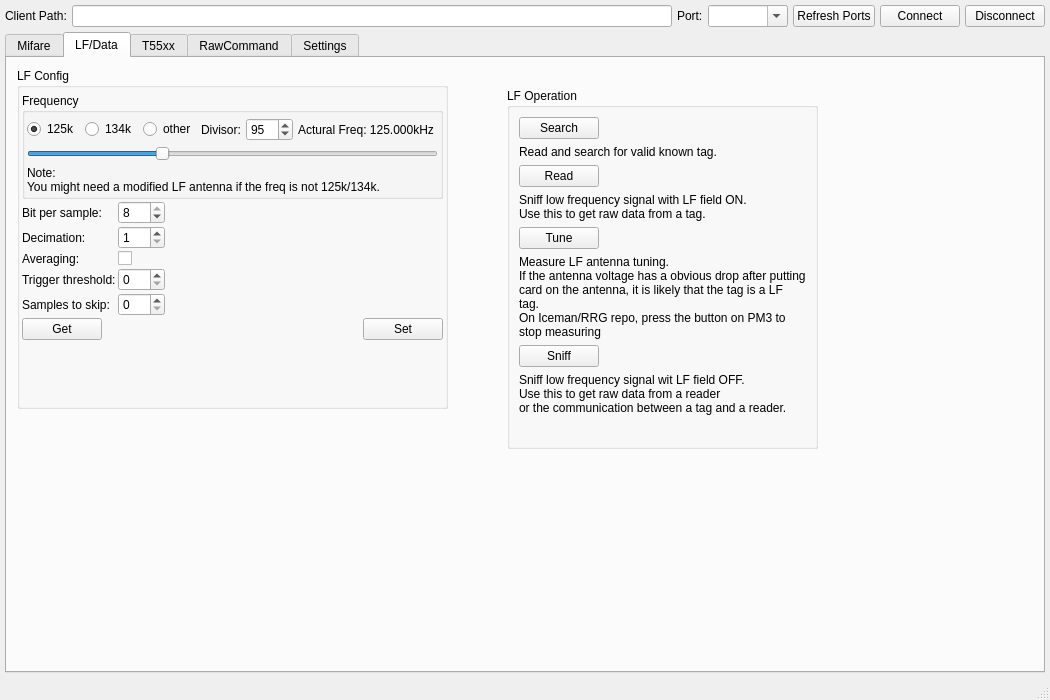
Above: ui/mainwindow.ui from wh201906/Proxmark3GUI before the change. Below: the same form after it.
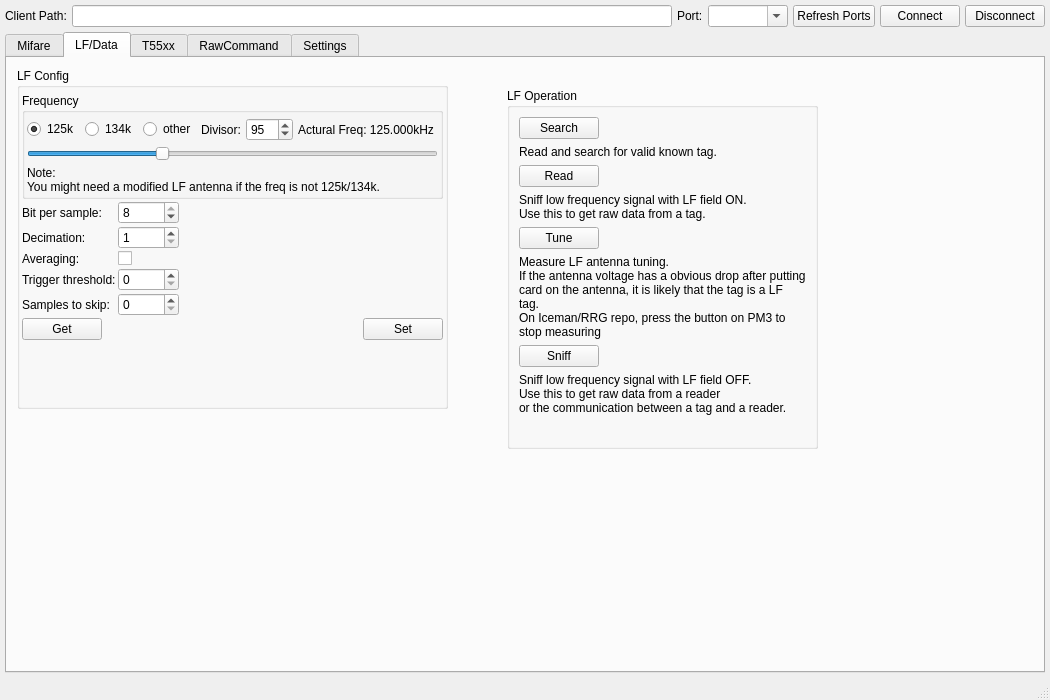
That is the form after the change. The open tabs and pages were chosen to show the change.

What changed in the file:
```diff
--- a/ui/mainwindow.ui
+++ b/ui/mainwindow.ui
@@ -1442,7 +1442,11 @@
               </widget>
              </item>
              <item row="4" column="1">
-              <widget class="QSpinBox" name="LF_Conf_skipsBox"/>
+              <widget class="QSpinBox" name="LF_Conf_skipsBox">
+               <property name="maximum">
+                <number>65535</number>
+               </property>
+              </widget>
              </item>
              <item row="0" column="1">
               <widget class="QSpinBox" name="LF_Conf_bitRateBox">
@@ -1689,7 +1693,7 @@
          <item>
           <widget class="QLabel" name="label_27">
            <property name="text">
-            <string>Sniff low frequency signal wit LF field OFF.
+            <string>Sniff low frequency signal with LF field OFF.
 Use this to get raw data from a reader 
 or the communication between a tag and a reader.</string>
            </property>
```
Left out of the diff: 4 changed lines with no effect on the pictures.
